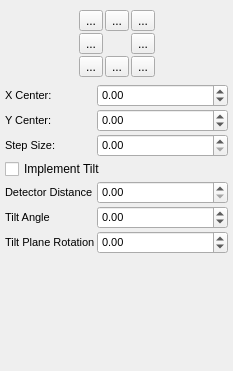
Above: source/qxrdcenterfinderdialog.ui from guyjennings/qxrd before the change. Below: the same form after it.
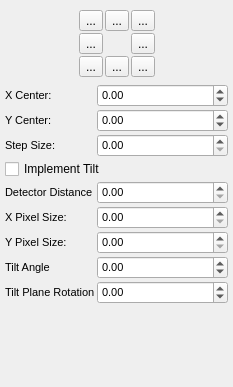
That is the form after the change. Icons and pictures are not drawn. Custom widgets are drawn as their Qt base class.

Commit message: Added more tooltips, added pixel size editing widgets

Diff of the .ui file:
```diff
--- a/source/qxrdcenterfinderdialog.ui
+++ b/source/qxrdcenterfinderdialog.ui
@@ -7,7 +7,7 @@
     <x>0</x>
     <y>0</y>
     <width>233</width>
-    <height>371</height>
+    <height>387</height>
    </rect>
   </property>
   <property name="windowTitle">
@@ -355,7 +355,7 @@
        </property>
       </widget>
      </item>
-     <item row="5" column="0">
+     <item row="7" column="0">
       <widget class="QLabel" name="label_18">
        <property name="font">
         <font>
@@ -367,7 +367,7 @@
        </property>
       </widget>
      </item>
-     <item row="6" column="0">
+     <item row="8" column="0">
       <widget class="QLabel" name="label_19">
        <property name="font">
         <font>
@@ -379,7 +379,7 @@
        </property>
       </widget>
      </item>
-     <item row="5" column="1">
+     <item row="7" column="1">
       <widget class="QDoubleSpinBox" name="m_DetectorTilt">
        <property name="font">
         <font>
@@ -403,7 +403,7 @@
        </property>
       </widget>
      </item>
-     <item row="6" column="1">
+     <item row="8" column="1">
       <widget class="QDoubleSpinBox" name="m_TiltPlaneRotation">
        <property name="font">
         <font>
@@ -424,6 +424,68 @@
        </property>
       </widget>
      </item>
+     <item row="5" column="0">
+      <widget class="QLabel" name="label_20">
+       <property name="font">
+        <font>
+         <pointsize>8</pointsize>
+        </font>
+       </property>
+       <property name="text">
+        <string>X Pixel Size:</string>
+       </property>
+      </widget>
+     </item>
+     <item row="6" column="0">
+      <widget class="QLabel" name="label_21">
+       <property name="font">
+        <font>
+         <pointsize>8</pointsize>
+        </font>
+       </property>
+       <property name="text">
+        <string>Y Pixel Size:</string>
+       </property>
+      </widget>
+     </item>
+     <item row="5" column="1">
+      <widget class="QDoubleSpinBox" name="m_DetectorXPixelSize">
+       <property name="font">
+        <font>
+         <pointsize>8</pointsize>
+        </font>
+       </property>
+       <property name="toolTip">
+        <string>Detector X Pixel Size (micrometer)
+script property centering.detectorXPixelSize</string>
+       </property>
+       <property name="keyboardTracking">
+        <bool>false</bool>
+       </property>
+       <property name="maximum">
+        <double>10000.000000000000000</double>
+       </property>
+      </widget>
+     </item>
+     <item row="6" column="1">
+      <widget class="QDoubleSpinBox" name="m_DetectorYPixelSize">
+       <property name="font">
+        <font>
+         <pointsize>8</pointsize>
+        </font>
+       </property>
+       <property name="toolTip">
+        <string>Detector Y Pixel Size (micrometer)
+script property centering.detectorYPixelSize</string>
+       </property>
+       <property name="keyboardTracking">
+        <bool>false</bool>
+       </property>
+       <property name="maximum">
+        <double>10000.000000000000000</double>
+       </property>
+      </widget>
+     </item>
     </layout>
    </item>
    <item row="4" column="0">
```
Left out of the diff: 74 changed lines with no effect on the pictures. The commit also changes 6 other files.
